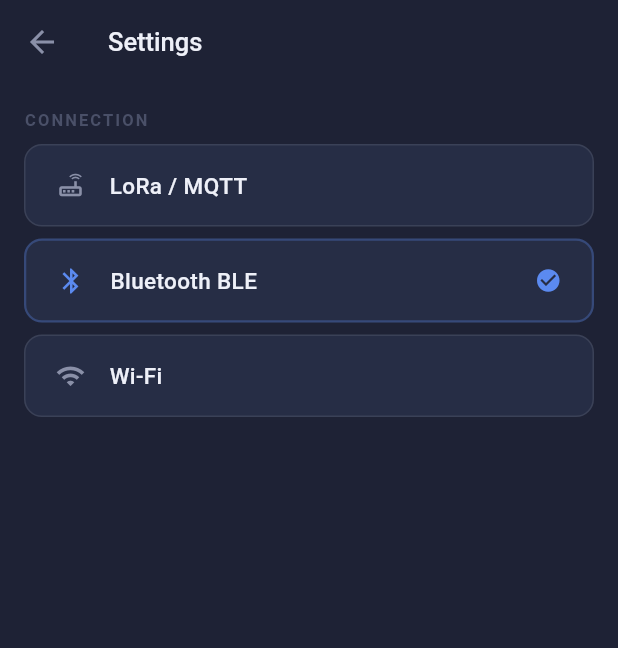
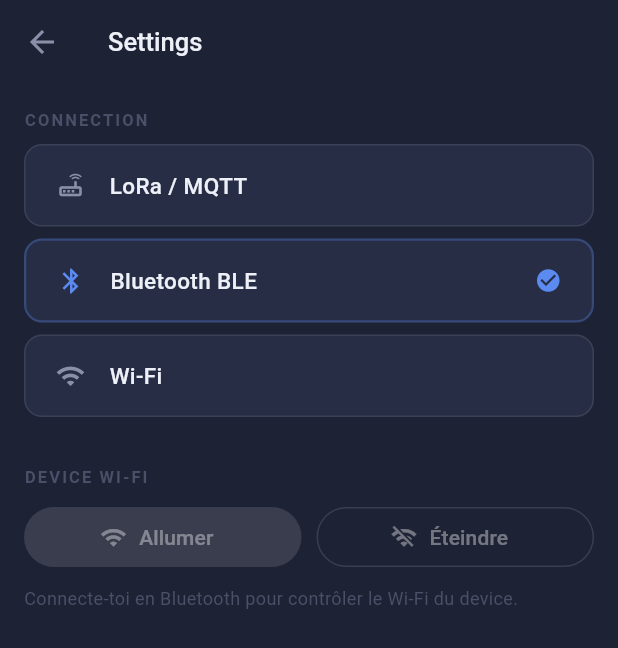
Before and after one commit to lupichon/home_station_app, a Flutter app: the SettingsView screen opened directly, after a tap on "Bluetooth BLE", on a phone screen of 412 x 824 dp. Shown: the top 648 px of the screen. Run offline on Flutter 3.47's test engine with Material 3 defaults, Android fonts, the phone set to English and light mode, and no system bars; our stand-ins replace fl_chart, flutter_blue_plus, flutter_dotenv, shared_preferences; missing offline and left inert: pointycastle; accounts and stored records are empty; network calls fail.

Commit message:
Ajout des boutons pour activer/desactiver le wifi via le bluetooth

```diff
--- a/lib/controllers/connection_controller.dart
+++ b/lib/controllers/connection_controller.dart
@@ -21,10 +21,13 @@ class ConnectionController extends ChangeNotifier {
   bool get isConnected => _connection?.isConnected ?? false;
   String get statusMessage => _connection?.statusMessage ?? 'Disconnected';
 
-  bool get supportsAlarm => isConnected && (_connection?.supportsAlarm ?? false);
+  bool get supportsAlarm =>
+      isConnected && (_connection?.supportsAlarm ?? false);
+  bool get supportsWifiControl =>
+      isConnected && (_connection?.supportsWifiControl ?? false);
 
   ConnectionController(this.sensorController, [PreferencesModel? prefs])
-      : _prefs = prefs ?? PreferencesModel() {
+    : _prefs = prefs ?? PreferencesModel() {
     _loadPreferenceAndConnect();
   }
 
@@ -76,7 +79,7 @@ class ConnectionController extends ChangeNotifier {
   ConnectionModel _buildConnection(ConnectionType type) {
     return switch (type) {
       ConnectionType.lora => LoraConnection(),
-      ConnectionType.ble  => BleConnection(),
+      ConnectionType.ble => BleConnection(),
       ConnectionType.wifi => WifiConnection(),
     };
   }
@@ -102,4 +105,12 @@ class ConnectionController extends ChangeNotifier {
     }
     await connection.cancelAlarm();
   }
+
+  Future<void> sendWifiControl(bool enabled) async {
+    final connection = _connection;
+    if (connection == null || !supportsWifiControl) {
+      throw Exception('Wi-Fi control is only supported over BLE');
+    }
+    await connection.setWifiEnabled(enabled);
+  }
 }
--- a/lib/models/connections/ble_connection.dart
+++ b/lib/models/connections/ble_connection.dart
@@ -18,6 +18,7 @@ class BleConnection extends ConnectionModel {
   static final _charUuid     = Guid(dotenv.env['BLE_CHARACTERISTIC_UUID'] ?? '');
   static final _timeSyncUuid = Guid(dotenv.env['BLE_TIME_SYNC_UUID'] ?? '');
   static final _alarmTargetUuid = Guid(dotenv.env['BLE_ALARM_TARGET_UUID'] ?? '');
+  static final _wifiControlUuid = Guid(dotenv.env['BLE_WIFI_CONTROL_UUID'] ?? '');
   static const int _nbFloats    = 4;
   static const int _nbInt16     = 4;
   static const int _nbFlagByte  = 1;
@@ -29,6 +30,7 @@ class BleConnection extends ConnectionModel {
   StreamSubscription? _notifySub;
   StreamSubscription? _connectionStateSub;
   BluetoothCharacteristic? _alarmTargetChar;
+  BluetoothCharacteristic? _wifiControlChar;
 
   @override
   VoidCallback? onConnectionChanged;
@@ -66,7 +68,8 @@ class BleConnection extends ConnectionModel {
 
       _device = await completer.future.timeout(
         const Duration(seconds: 12),
-        onTimeout: () => throw TimeoutException('Device "$_targetName" not found'),
+        onTimeout: () =>
+            throw TimeoutException('Device "$_targetName" not found'),
       );
 
       await FlutterBluePlus.stopScan();
@@ -89,13 +92,22 @@ class BleConnection extends ConnectionModel {
 
       final timeSyncChar = service.characteristics.firstWhere(
         (c) => c.uuid == _timeSyncUuid,
-        orElse: () => throw Exception('Time Sync Characteristic UUID not found'),
+        orElse: () =>
+            throw Exception('Time Sync Characteristic UUID not found'),
       );
 
       _alarmTargetChar = service.characteristics.firstWhere(
         (c) => c.uuid == _alarmTargetUuid,
-        orElse: () => throw Exception('Alarm Target Characteristic UUID not found'),
+        orElse: () =>
+            throw Exception('Alarm Target Characteristic UUID not found'),
       );
+
+      final wifiControlCharacteristics = service.characteristics.where(
+        (c) => c.uuid == _wifiControlUuid,
+      );
+      _wifiControlChar = wifiControlCharacteristics.isEmpty
+          ? null
+          : wifiControlCharacteristics.first;
 
       // Activer les notifications
       await char.setNotifyValue(true);
@@ -126,7 +138,9 @@ class BleConnection extends ConnectionModel {
   void _onRawBytes(List<int> bytes) {
     try {
       if (bytes.length < _expectedLength) {
-        debugPrint('BLE frame too short: ${bytes.length} bytes (expected $_expectedLength)');
+        debugPrint(
+          'BLE frame too short: ${bytes.length} bytes (expected $_expectedLength)',
+        );
         return;
       }
 
@@ -135,7 +149,7 @@ class BleConnection extends ConnectionModel {
         debugPrint('BLE decryption failed');
         return;
       }
-      final bd   = ByteData.sublistView(data);
+      final bd = ByteData.sublistView(data);
 
       // Ordre des floats tel que défini dans serialize()
       final temperature = bd.getFloat32(0,  Endian.little);
@@ -214,6 +228,23 @@ class BleConnection extends ConnectionModel {
     await _alarmTargetChar!.write(bytes, withoutResponse: false);
   }
 
+  @override
+  bool get supportsWifiControl => _wifiControlChar != null;
+
+  @override
+  Future<void> setWifiEnabled(bool enabled) async {
+    final characteristic = _wifiControlChar;
+    if (characteristic == null) {
+      throw Exception(
+        'Not connected: Wi-Fi control characteristic unavailable',
+      );
+    }
+
+    await characteristic.write(
+      Uint8List.fromList([enabled ? 1 : 0]),
+      withoutResponse: false,
+    );
+  }
 
   @override
   Future<void> disconnect() async {
--- a/lib/models/connections/connection_model.dart
+++ b/lib/models/connections/connection_model.dart
@@ -12,6 +12,7 @@ abstract class ConnectionModel {
   VoidCallback? onConnectionChanged;
 
   bool get supportsAlarm => false;
+  bool get supportsWifiControl => false;
 
   Future<void> setAlarm(DateTime targetTime) =>
       throw UnsupportedError('Alarm is not supported by this connection');
@@ -19,6 +20,10 @@ abstract class ConnectionModel {
   Future<void> cancelAlarm() =>
       throw UnsupportedError('Alarm is not supported by this connection');
 
+  Future<void> setWifiEnabled(bool enabled) => throw UnsupportedError(
+    'Wi-Fi control is not supported by this connection',
+  );
+
   Future<void> connect();
   Future<void> disconnect();
 }
--- a/lib/models/sensor_model.dart
+++ b/lib/models/sensor_model.dart
@@ -10,7 +10,7 @@ class SensorKeys {
   static const obstacle    = 'OBSTACLE';
   static const sound       = 'SOUND';
   static const vibration   = 'VIBRATION';
-  static const gasRaw      = 'GASSTATE';
+  static const gasRaw      = 'GASRAW';
   static const pressure    = 'PRESSURE';
   static const voc         = 'VOC';
   static const nox         = 'NOX';
--- a/lib/views/settings_view.dart
+++ b/lib/views/settings_view.dart
@@ -32,9 +32,68 @@ class SettingsView extends StatelessWidget {
               ),
             );
           }),
+          const SizedBox(height: 24),
+          const _SectionLabel('Device Wi-Fi'),
+          const SizedBox(height: 8),
+          Row(
+            children: [
+              Expanded(
+                child: FilledButton.icon(
+                  onPressed: conn.supportsWifiControl
+                      ? () => _setWifiEnabled(context, conn, true)
+                      : null,
+                  icon: const Icon(Icons.wifi),
+                  label: const Text('Allumer'),
+                ),
+              ),
+              const SizedBox(width: 10),
+              Expanded(
+                child: OutlinedButton.icon(
+                  onPressed: conn.supportsWifiControl
+                      ? () => _setWifiEnabled(context, conn, false)
+                      : null,
+                  icon: const Icon(Icons.wifi_off),
+                  label: const Text('Éteindre'),
+                ),
+              ),
+            ],
+          ),
+          if (!conn.supportsWifiControl)
+            const Padding(
+              padding: EdgeInsets.only(top: 8),
+              child: Text(
+                'Connecte-toi en Bluetooth pour contrôler le Wi-Fi du device.',
+                style: TextStyle(color: AppColors.textMuted, fontSize: 12),
+              ),
+            ),
         ],
       ),
     );
+  }
+
+  Future<void> _setWifiEnabled(
+    BuildContext context,
+    ConnectionController connection,
+    bool enabled,
+  ) async {
+    try {
+      await connection.sendWifiControl(enabled);
+      if (!context.mounted) return;
+      ScaffoldMessenger.of(context).showSnackBar(
+        SnackBar(
+          content: Text(
+            enabled
+                ? 'Commande Wi-Fi activée envoyée'
+                : 'Commande Wi-Fi désactivée envoyée',
+          ),
+        ),
+      );
+    } catch (error) {
+      if (!context.mounted) return;
+      ScaffoldMessenger.of(
+        context,
+      ).showSnackBar(SnackBar(content: Text('Erreur : $error')));
+    }
   }
 }
 
```
